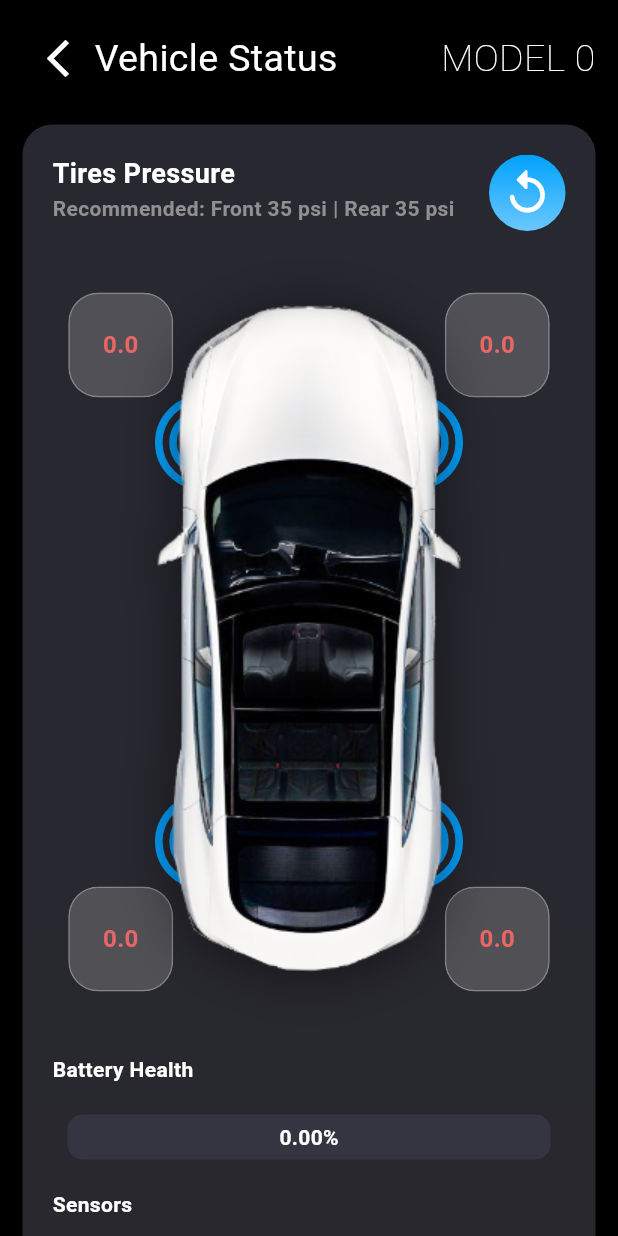
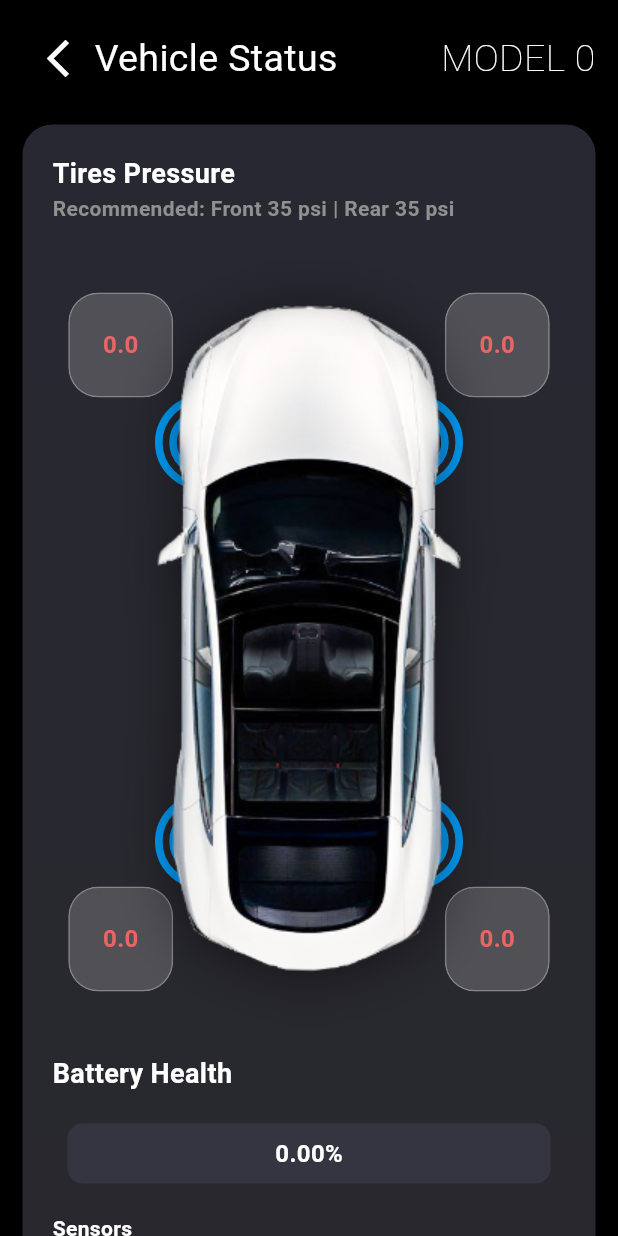
Before and after one commit to Mostafa-Awaad/car_diagnostic_application, a Flutter app: the SettingsScreen widget shown alone on an empty page, opened directly, on a phone screen of 412 x 824 dp. Run offline on Flutter 3.47's test engine with Material 3 defaults, Android fonts, the light colour scheme and no system bars; drawn by our look-alikes of percent_indicator; our stand-ins replace flutter_dotenv, google_fonts, supabase_flutter, syncfusion_flutter_gauges; accounts and stored records are empty; Roboto replaces fonts that are missing (Orbitron).

Commit message:
Modify font in settings screen

```diff
--- a/lib/Car_diagnostics_app/guages_display/battery_soh_guage.dart
+++ b/lib/Car_diagnostics_app/guages_display/battery_soh_guage.dart
@@ -17,12 +17,24 @@ class BatterySohGuage extends StatelessWidget {
       barRadius: const Radius.circular(10),
       animation: true,
       backgroundColor: const Color.fromARGB(255, 66, 66, 84).withOpacity(0.5),
-      percent: currentBatterySoh/100,
-      lineHeight: 30,
+      percent: currentBatterySoh / 100,
+      lineHeight: 40,
       animationDuration: 1000,
-      center: Text(currentBatterySoh.toStringAsFixed(2) + "%", style: const TextStyle(color: Colors.white, fontWeight: FontWeight.bold)),
-      linearGradient:
-          LinearGradient(colors: currentBatterySoh <= 40 ? [const Color.fromARGB(255, 243, 144, 144), const Color.fromARGB(255, 234, 96, 50)] : [kSecondaryColor, kPrimaryColor]),
+      center: Text(
+        currentBatterySoh.toStringAsFixed(2) + "%",
+        style: const TextStyle(
+          color: Colors.white,
+          fontWeight: FontWeight.bold,
+          fontSize: 16,
+        ),
+      ),
+      linearGradient: LinearGradient(
+          colors: currentBatterySoh <= 40
+              ? [
+                  const Color.fromARGB(255, 243, 144, 144),
+                  const Color.fromARGB(255, 234, 96, 50)
+                ]
+              : [kSecondaryColor, kPrimaryColor]),
     );
   }
 }
--- a/lib/Car_diagnostics_app/screens/settings_screen.dart
+++ b/lib/Car_diagnostics_app/screens/settings_screen.dart
@@ -2,7 +2,6 @@ import 'package:demo_car_diagnostic_application/Car_diagnostics_app/widgets/batt
 import 'package:demo_car_diagnostic_application/Car_diagnostics_app/widgets/tire_pressure.dart';
 import 'package:flutter/material.dart';
 import 'package:demo_car_diagnostic_application/Car_diagnostics_app/configs/colors.dart';
-import 'package:percent_indicator/linear_percent_indicator.dart';
 
 class SettingsScreen extends StatelessWidget {
   const SettingsScreen({super.key});
@@ -76,21 +75,23 @@ class SettingsScreen extends StatelessWidget {
                             ],
                           ),
                         ),
-                        Positioned(
-                          top: 0,
-                          right: 0,
-                          child: Container(
-                              decoration: const BoxDecoration(
-                                  shape: BoxShape.circle,
-                                  gradient: buttonGradient),
-                              child: IconButton(
-                                  iconSize: 35,
-                                  onPressed: () {},
-                                  icon: const Icon(
-                                    Icons.replay_rounded,
-                                    color: Colors.white,
-                                  ))),
-                        ),
+                        // Positioned(
+                        //   top: 0,
+                        //   right: 0,
+                        //   child: Container(
+                        //     decoration: const BoxDecoration(
+                        //         shape: BoxShape.circle,
+                        //         gradient: buttonGradient),
+                        //     child: IconButton(
+                        //       iconSize: 35,
+                        //       onPressed: () {},
+                        //       icon: const Icon(
+                        //         Icons.replay_rounded,
+                        //         color: Colors.white,
+                        //       ),
+                        //     ),
+                        //   ),
+                        // ),
                         Positioned(
                             top: 0,
                             right: 0,
@@ -223,14 +224,14 @@ class SettingsScreen extends StatelessWidget {
                       ],
                     ),
                   ),
-                  const Text('Battery Health',
-                      style: TextStyle(fontWeight: FontWeight.bold)),
+                  const Text(
+                    'Battery Health',
+                    style: TextStyle(fontWeight: FontWeight.bold, fontSize: 18),
+                  ),
                   const SizedBox(
                     height: 20,
                   ),
-
                   BatterySoh(),
-
                   const Padding(
                     padding: EdgeInsets.only(top: 20, bottom: 20),
                     child: Text('Sensors',
```
